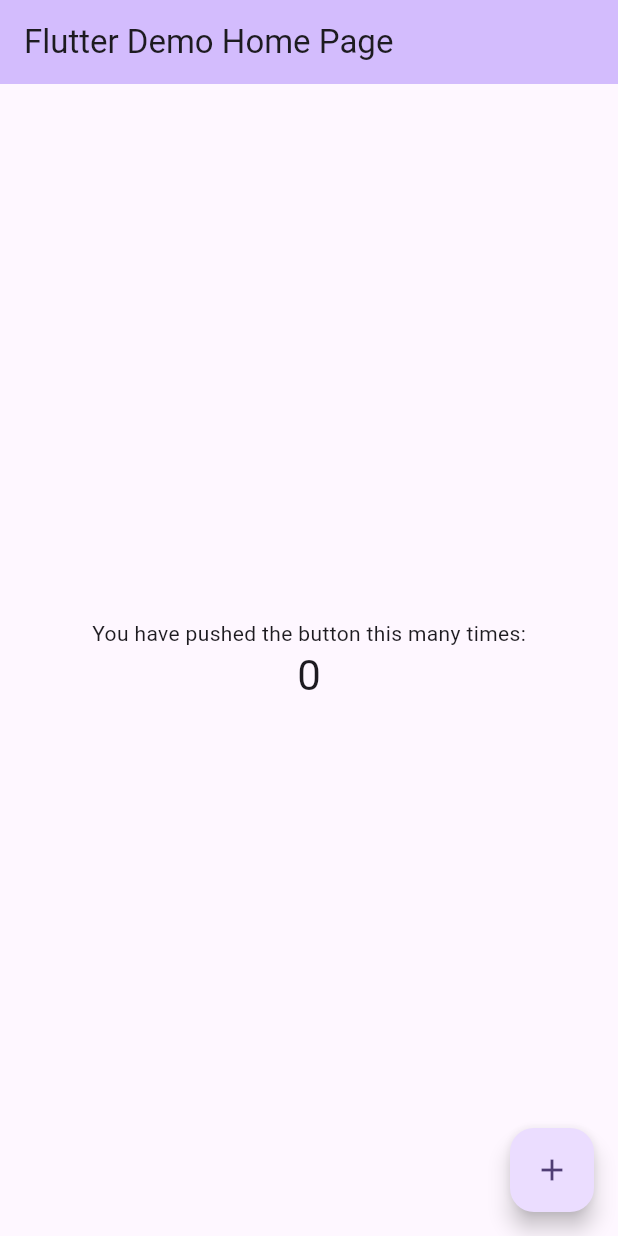
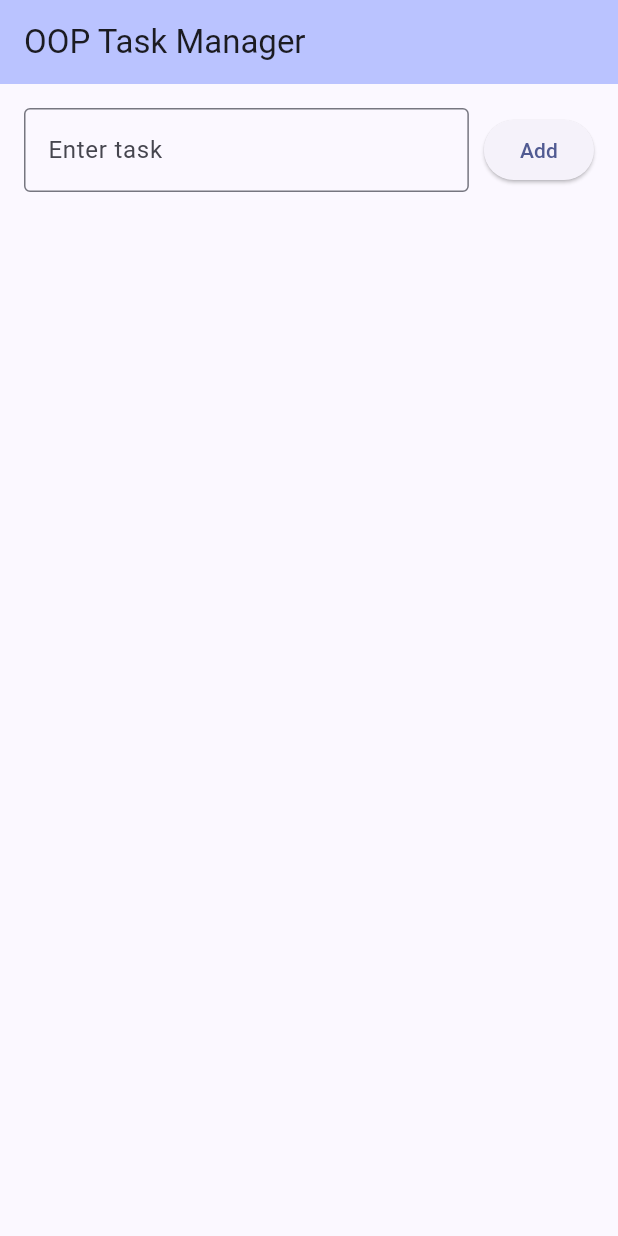
Before and after one commit to strlene/ureeka, a Flutter app: the screen it shows after launch, on a phone screen of 412 x 824 dp. Run offline on Flutter 3.47's test engine with Material 3 defaults, Android fonts, the phone set to English and light mode, and no system bars.

Commit message:
task manager OOP program

```diff
--- a/lib/main.dart
+++ b/lib/main.dart
@@ -1,4 +1,35 @@
 import 'package:flutter/material.dart';
+
+// MODEL CLASS: Represents a Task (OOP: Class + Encapsulation)
+class Task {
+  final String title;
+  bool isCompleted;
+
+  Task({required this.title, this.isCompleted = false});
+
+  void toggleComplete() {
+    isCompleted = !isCompleted;
+  }
+}
+
+// TASK MANAGER: Manages the list of tasks (OOP: Abstraction + SRP)
+class TaskManager {
+  final List<Task> _tasks = [];
+
+  List<Task> get tasks => _tasks;
+
+  void addTask(String title) {
+    _tasks.add(Task(title: title));
+  }
+
+  void removeTask(int index) {
+    _tasks.removeAt(index);
+  }
+
+  void toggleTask(int index) {
+    _tasks[index].toggleComplete();
+  }
+}
 
 void main() {
   runApp(const MyApp());
@@ -7,116 +38,116 @@ void main() {
 class MyApp extends StatelessWidget {
   const MyApp({super.key});
 
-  // This widget is the root of your application.
   @override
   Widget build(BuildContext context) {
     return MaterialApp(
-      title: 'Flutter Demo',
+      title: 'OOP Task Manager',
       theme: ThemeData(
-        // This is the theme of your application.
-        //
-        // TRY THIS: Try running your application with "flutter run". You'll see
-        // the application has a purple toolbar. Then, without quitting the app,
-        // try changing the seedColor in the colorScheme below to Colors.green
-        // and then invoke "hot reload" (save your changes or press the "hot
-        // reload" button in a Flutter-supported IDE, or press "r" if you used
-        // the command line to start the app).
-        //
-        // Notice that the counter didn't reset back to zero; the application
-        // state is not lost during the reload. To reset the state, use hot
-        // restart instead.
-        //
-        // This works for code too, not just values: Most code changes can be
-        // tested with just a hot reload.
-        colorScheme: ColorScheme.fromSeed(seedColor: Colors.deepPurple),
+        colorScheme: ColorScheme.fromSeed(seedColor: Colors.indigo),
       ),
-      home: const MyHomePage(title: 'Flutter Demo Home Page'),
+      home: const TaskPage(title: 'OOP Task Manager'),
     );
   }
 }
 
-class MyHomePage extends StatefulWidget {
-  const MyHomePage({super.key, required this.title});
-
-  // This widget is the home page of your application. It is stateful, meaning
-  // that it has a State object (defined below) that contains fields that affect
-  // how it looks.
-
-  // This class is the configuration for the state. It holds the values (in this
-  // case the title) provided by the parent (in this case the App widget) and
-  // used by the build method of the State. Fields in a Widget subclass are
-  // always marked "final".
-
+class TaskPage extends StatefulWidget {
+  const TaskPage({super.key, required this.title});
   final String title;
 
   @override
-  State<MyHomePage> createState() => _MyHomePageState();
+  State<TaskPage> createState() => _TaskPageState();
 }
 
-class _MyHomePageState extends State<MyHomePage> {
-  int _counter = 0;
+class _TaskPageState extends State<TaskPage> {
+  final TaskManager _taskManager = TaskManager();
+  final TextEditingController _controller = TextEditingController();
 
-  void _incrementCounter() {
+  void _addTask() {
+    String taskTitle = _controller.text.trim();
+    if (taskTitle.isNotEmpty) {
+      setState(() {
+        _taskManager.addTask(taskTitle);
+        _controller.clear();
+      });
+    }
+  }
+
+  void _toggleComplete(int index) {
     setState(() {
-      // This call to setState tells the Flutter framework that something has
-      // changed in this State, which causes it to rerun the build method below
-      // so that the display can reflect the updated values. If we changed
-      // _counter without calling setState(), then the build method would not be
-      // called again, and so nothing would appear to happen.
-      _counter++;
+      _taskManager.toggleTask(index);
+    });
+  }
+
+  void _removeTask(int index) {
+    setState(() {
+      _taskManager.removeTask(index);
     });
   }
 
   @override
   Widget build(BuildContext context) {
-    // This method is rerun every time setState is called, for instance as done
-    // by the _incrementCounter method above.
-    //
-    // The Flutter framework has been optimized to make rerunning build methods
-    // fast, so that you can just rebuild anything that needs updating rather
-    // than having to individually change instances of widgets.
     return Scaffold(
       appBar: AppBar(
-        // TRY THIS: Try changing the color here to a specific color (to
-        // Colors.amber, perhaps?) and trigger a hot reload to see the AppBar
-        // change color while the other colors stay the same.
+        title: Text(widget.title),
         backgroundColor: Theme.of(context).colorScheme.inversePrimary,
-        // Here we take the value from the MyHomePage object that was created by
-        // the App.build method, and use it to set our appbar title.
-        title: Text(widget.title),
       ),
-      body: Center(
-        // Center is a layout widget. It takes a single child and positions it
-        // in the middle of the parent.
+      body: Padding(
+        padding: const EdgeInsets.all(16.0),
         child: Column(
-          // Column is also a layout widget. It takes a list of children and
-          // arranges them vertically. By default, it sizes itself to fit its
-          // children horizontally, and tries to be as tall as its parent.
-          //
-          // Column has various properties to control how it sizes itself and
-          // how it positions its children. Here we use mainAxisAlignment to
-          // center the children vertically; the main axis here is the vertical
-          // axis because Columns are vertical (the cross axis would be
-          // horizontal).
-          //
-          // TRY THIS: Invoke "debug painting" (choose the "Toggle Debug Paint"
-          // action in the IDE, or press "p" in the console), to see the
-          // wireframe for each widget.
-          mainAxisAlignment: MainAxisAlignment.center,
-          children: <Widget>[
-            const Text('You have pushed the button this many times:'),
-            Text(
-              '$_counter',
-              style: Theme.of(context).textTheme.headlineMedium,
+          children: [
+            // Input field
+            Row(
+              children: [
+                Expanded(
+                  child: TextField(
+                    controller: _controller,
+                    decoration: const InputDecoration(
+                      labelText: 'Enter task',
+                      border: OutlineInputBorder(),
+                    ),
+                  ),
+                ),
+                const SizedBox(width: 10),
+                ElevatedButton(onPressed: _addTask, child: const Text("Add")),
+              ],
+            ),
+            const SizedBox(height: 20),
+            // Task list
+            Expanded(
+              child: ListView.builder(
+                itemCount: _taskManager.tasks.length,
+                itemBuilder: (context, index) {
+                  final task = _taskManager.tasks[index];
+                  return ListTile(
+                    leading: IconButton(
+                      icon: Icon(
+                        task.isCompleted
+                            ? Icons.check_circle
+                            : Icons.radio_button_unchecked,
+                        color: task.isCompleted ? Colors.green : Colors.grey,
+                      ),
+                      onPressed: () => _toggleComplete(index),
+                    ),
+                    title: Text(
+                      task.title,
+                      style: TextStyle(
+                        decoration:
+                            task.isCompleted
+                                ? TextDecoration.lineThrough
+                                : TextDecoration.none,
+                      ),
+                    ),
+                    trailing: IconButton(
+                      icon: const Icon(Icons.delete, color: Colors.red),
+                      onPressed: () => _removeTask(index),
+                    ),
+                  );
+                },
+              ),
             ),
           ],
         ),
       ),
-      floatingActionButton: FloatingActionButton(
-        onPressed: _incrementCounter,
-        tooltip: 'Increment',
-        child: const Icon(Icons.add),
-      ), // This trailing comma makes auto-formatting nicer for build methods.
     );
   }
 }
```
